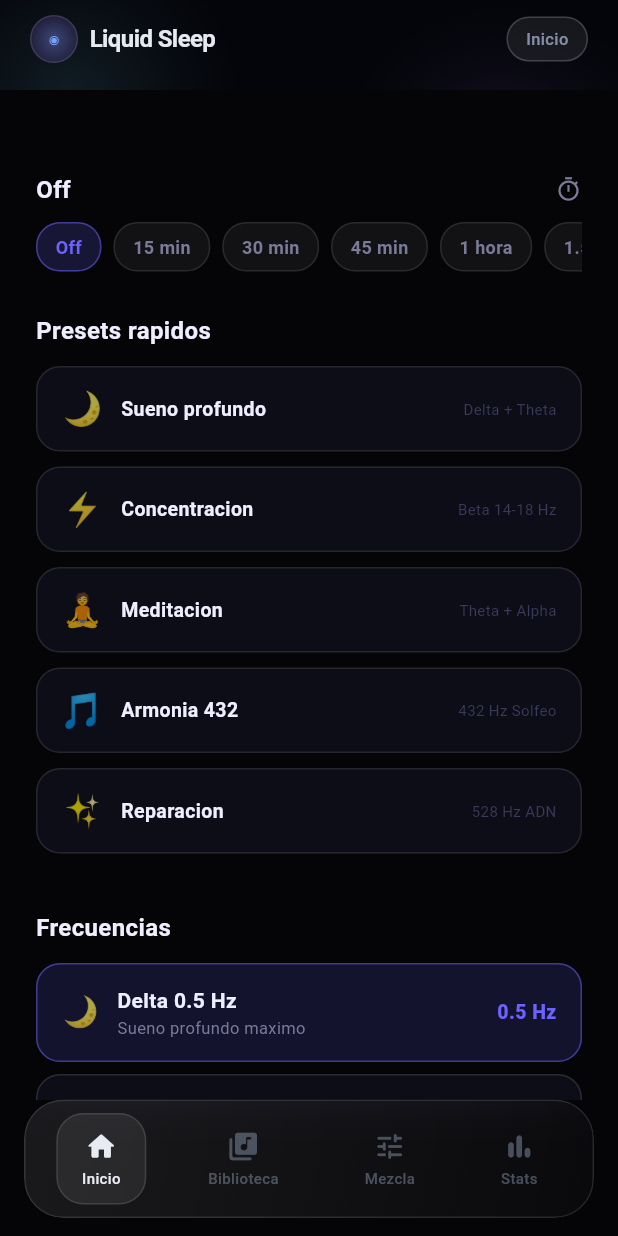
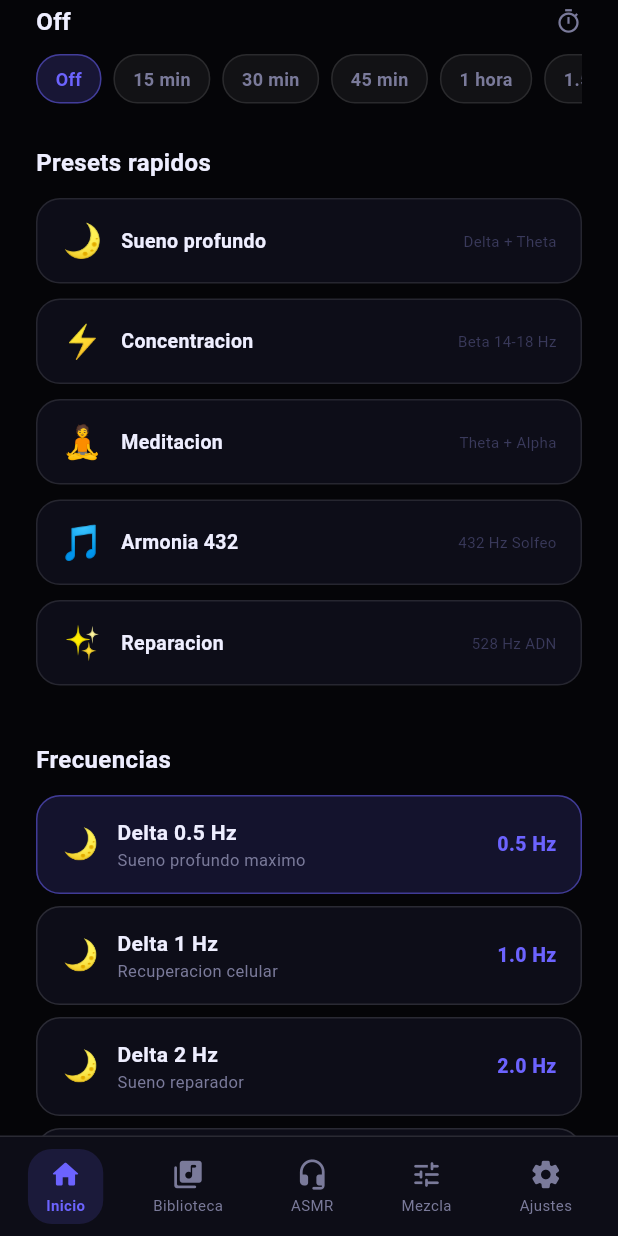
Before and after one commit to ddaaaniii/AuraSleepp, a Flutter app: the screen it shows after launch, scrolled down 576 dp, after a tap on "Inicio", on a phone screen of 412 x 824 dp. Run offline on Flutter 3.47's test engine with Material 3 defaults, Android fonts, the phone set to English and light mode, and no system bars; our stand-ins replace just_audio; missing offline and left inert: audio_session; Roboto replaces fonts that are missing (SF Pro Display).

Commit message:
Update main.dart

```diff
--- a/lib/main.dart
+++ b/lib/main.dart
@@ -1,194 +1,144 @@
-import 'dart:math';
-import 'dart:ui';
 import 'package:flutter/material.dart';
 import 'package:flutter/services.dart';
 import 'package:provider/provider.dart';
 import 'providers/sleep_provider.dart';
-import 'theme/app_theme.dart';
 import 'screens/home_screen.dart';
 import 'screens/library_screen.dart';
+import 'screens/asmr_screen.dart';
 import 'screens/mix_screen.dart';
-import 'screens/stats_screen.dart';
-import 'widgets/glass_card.dart';
+import 'screens/settings_screen.dart';
+import 'theme/colors.dart';
 
-void main() async {
+void main() {
   WidgetsFlutterBinding.ensureInitialized();
   SystemChrome.setPreferredOrientations([DeviceOrientation.portraitUp]);
   SystemChrome.setSystemUIOverlayStyle(const SystemUiOverlayStyle(
     statusBarColor: Colors.transparent,
     statusBarIconBrightness: Brightness.light,
-    systemNavigationBarColor: Colors.transparent,
   ));
-  SystemChrome.setEnabledSystemUIMode(SystemUiMode.edgeToEdge);
   runApp(
     ChangeNotifierProvider(
       create: (_) => SleepProvider()..init(),
-      child: const LiquidSleepApp(),
+      child: const AuraSleepApp(),
     ),
   );
 }
 
-class LiquidSleepApp extends StatelessWidget {
-  const LiquidSleepApp({super.key});
+class AuraSleepApp extends StatelessWidget {
+  const AuraSleepApp({super.key});
+
   @override
-  Widget build(BuildContext context) => MaterialApp(
-    title: 'Liquid Sleep',
+  Widget build(BuildContext context) {
+    return MaterialApp(
+      title: 'AuraSleep',
       debugShowCheckedModeBanner: false,
-    theme: AppTheme.dark,
-    home: const MainShell(),
+      theme: ThemeData.dark().copyWith(
+        scaffoldBackgroundColor: C.bg,
+        colorScheme: const ColorScheme.dark(primary: C.primary),
+      ),
+      home: const _RootNav(),
     );
   }
-
-class MainShell extends StatefulWidget {
-  const MainShell({super.key});
-  @override
-  State<MainShell> createState() => _MainShellState();
 }
 
-class _MainShellState extends State<MainShell> {
+class _RootNav extends StatefulWidget {
+  const _RootNav();
+  @override
+  State<_RootNav> createState() => _RootNavState();
+}
+
+class _RootNavState extends State<_RootNav> {
   int _index = 0;
-  static const _screens = [HomeScreen(), LibraryScreen(), MixScreen(), StatsScreen()];
-  static const _navItems = [
-    (Icons.home_rounded,          'Inicio'),
-    (Icons.library_music_rounded, 'Biblioteca'),
-    (Icons.tune_rounded,          'Mezcla'),
-    (Icons.bar_chart_rounded,     'Stats'),
+
+  static const _screens = [
+    HomeScreen(),
+    LibraryScreen(),
+    AsmrScreen(),
+    MixScreen(),
+    SettingsScreen(),
   ];
 
   @override
   Widget build(BuildContext context) {
+    final p = context.watch<SleepProvider>();
+    final primary = p.theme.primary;
+
     return Scaffold(
       backgroundColor: C.bg,
-      extendBody: true,
-      extendBodyBehindAppBar: true,
-      appBar: PreferredSize(
-        preferredSize: const Size.fromHeight(60),
+      body: IndexedStack(
+        index: _index,
+        children: _screens,
+      ),
+      bottomNavigationBar: Container(
+        decoration: BoxDecoration(
+          color: C.surface.withOpacity(0.95),
+          border: const Border(top: BorderSide(color: Colors.white12)),
+        ),
         child: SafeArea(
           child: Padding(
-            padding: const EdgeInsets.symmetric(horizontal: 20, vertical: 10),
+            padding: const EdgeInsets.symmetric(horizontal: 8, vertical: 8),
             child: Row(
-              mainAxisAlignment: MainAxisAlignment.spaceBetween,
+              mainAxisAlignment: MainAxisAlignment.spaceAround,
               children: [
-                Row(children: [
-                  Container(
-                    width: 32, height: 32,
-                    decoration: BoxDecoration(
-                      shape: BoxShape.circle,
-                      gradient: RadialGradient(colors: [C.primary.withOpacity(0.4), C.secondary.withOpacity(0.15)]),
-                      border: Border.all(color: C.border),
-                    ),
-                    child: const Center(child: Text('◉', style: TextStyle(color: C.primary, fontSize: 14))),
-                  ),
-                  const SizedBox(width: 8),
-                  const Text('Liquid Sleep', style: TextStyle(fontSize: 16, fontWeight: FontWeight.w700, color: C.text, letterSpacing: -0.4)),
-                ]),
-                GlassPill(text: _navItems[_index].$2),
+                _NavItem(icon: Icons.home_rounded,            label: 'Inicio',    index: 0, current: _index, primary: primary, onTap: (i) => setState(() => _index = i)),
+                _NavItem(icon: Icons.library_music_rounded,   label: 'Biblioteca',index: 1, current: _index, primary: primary, onTap: (i) => setState(() => _index = i)),
+                _NavItem(icon: Icons.headset_mic_rounded,     label: 'ASMR',      index: 2, current: _index, primary: primary, onTap: (i) => setState(() => _index = i)),
+                _NavItem(icon: Icons.tune_rounded,            label: 'Mezcla',    index: 3, current: _index, primary: primary, onTap: (i) => setState(() => _index = i)),
+                _NavItem(icon: Icons.settings_rounded,        label: 'Ajustes',   index: 4, current: _index, primary: primary, onTap: (i) => setState(() => _index = i)),
               ],
             ),
           ),
         ),
       ),
-      body: Stack(children: [
-        const _LiquidBackground(),
-        SafeArea(
-          bottom: false, top: false,
-          child: Padding(
-            padding: const EdgeInsets.only(top: 60),
-            child: IndexedStack(index: _index, children: _screens),
-          ),
-        ),
-      ]),
-      bottomNavigationBar: _GlassNav(index: _index, items: _navItems, onTap: (i) => setState(() => _index = i)),
     );
   }
 }
 
-class _GlassNav extends StatelessWidget {
+class _NavItem extends StatelessWidget {
+  final IconData icon;
+  final String label;
   final int index;
-  final List<(IconData, String)> items;
-  final ValueChanged<int> onTap;
-  const _GlassNav({required this.index, required this.items, required this.onTap});
+  final int current;
+  final Color primary;
+  final void Function(int) onTap;
+
+  const _NavItem({
+    required this.icon,
+    required this.label,
+    required this.index,
+    required this.current,
+    required this.primary,
+    required this.onTap,
+  });
 
   @override
-  Widget build(BuildContext context) => Padding(
-    padding: EdgeInsets.fromLTRB(16, 0, 16, MediaQuery.of(context).padding.bottom + 12),
-    child: GlassCard(
-      radius: 26,
-      padding: const EdgeInsets.symmetric(horizontal: 8, vertical: 8),
-      child: Row(
-        mainAxisAlignment: MainAxisAlignment.spaceAround,
-        children: items.asMap().entries.map((e) {
-          final active = e.key == index;
+  Widget build(BuildContext context) {
+    final active = index == current;
     return GestureDetector(
-            onTap: () => onTap(e.key),
+      onTap: () => onTap(index),
       child: AnimatedContainer(
         duration: const Duration(milliseconds: 200),
-              curve: Curves.easeOutCubic,
-              padding: const EdgeInsets.symmetric(horizontal: 16, vertical: 10),
+        padding: const EdgeInsets.symmetric(horizontal: 12, vertical: 6),
         decoration: BoxDecoration(
-                borderRadius: BorderRadius.circular(18),
-                color: active ? Colors.white.withOpacity(0.08) : Colors.transparent,
-                border: active ? Border.all(color: C.border) : null,
+          color: active ? primary.withOpacity(0.15) : Colors.transparent,
+          borderRadius: BorderRadius.circular(16),
         ),
-              child: Column(mainAxisSize: MainAxisSize.min, children: [
-                Icon(e.value.$1, size: 22, color: active ? C.text : C.faint),
-                const SizedBox(height: 3),
-                Text(e.value.$2, style: TextStyle(fontSize: 10, fontWeight: FontWeight.w500, color: active ? C.text : C.faint)),
-              ]),
+        child: Column(
+          mainAxisSize: MainAxisSize.min,
+          children: [
+            Icon(icon, color: active ? primary : C.muted, size: 22),
+            const SizedBox(height: 2),
+            Text(
+              label,
+              style: TextStyle(
+                fontSize: 10,
+                fontWeight: active ? FontWeight.w700 : FontWeight.w400,
+                color: active ? primary : C.muted,
               ),
-          );
-        }).toList(),
+            ),
+          ],
         ),
       ),
     );
   }
-
-class _LiquidBackground extends StatefulWidget {
-  const _LiquidBackground();
-  @override
-  State<_LiquidBackground> createState() => _LiquidBackgroundState();
 }
-
-class _LiquidBackgroundState extends State<_LiquidBackground> with SingleTickerProviderStateMixin {
-  late AnimationController _ctrl;
-  @override
-  void initState() {
-    super.initState();
-    _ctrl = AnimationController(vsync: this, duration: const Duration(seconds: 14))..repeat();
-  }
-  @override
-  void dispose() { _ctrl.dispose(); super.dispose(); }
-  @override
-  Widget build(BuildContext context) => AnimatedBuilder(
-    animation: _ctrl,
-    builder: (_, __) => CustomPaint(painter: _BgPainter(_ctrl.value), child: const SizedBox.expand()),
-  );
-}
-
-class _BgPainter extends CustomPainter {
-  final double t;
-  _BgPainter(this.t);
-  @override
-  void paint(Canvas canvas, Size size) {
-    canvas.drawRect(Rect.fromLTWH(0, 0, size.width, size.height), Paint()..color = C.bg);
-    final orbs = [
-      (0.15, 0.12, const Color(0xFF7CE6FF), 0.11),
-      (0.85, 0.18, const Color(0xFF9F7BFF), 0.13),
-      (0.50, 0.92, const Color(0xFF5476FF), 0.09),
-    ];
-    for (final (ox, oy, color, alpha) in orbs) {
-      final x = ox * size.width  + sin(t * 2 * pi) * size.width  * 0.04;
-      final y = oy * size.height + cos(t * 2 * pi * 0.7) * size.height * 0.04;
-      final r = 0.28 * size.shortestSide;
-      canvas.drawCircle(
-        Offset(x, y), r,
-        Paint()
-          ..shader = RadialGradient(colors: [color.withOpacity(alpha), color.withOpacity(0)])
-              .createShader(Rect.fromCircle(center: Offset(x, y), radius: r))
-          ..maskFilter = const MaskFilter.blur(BlurStyle.normal, 50),
-      );
-    }
-  }
-  @override
-  bool shouldRepaint(_BgPainter o) => o.t != t;
-}
```
Lines whose indentation alone changed are shown as unchanged.
